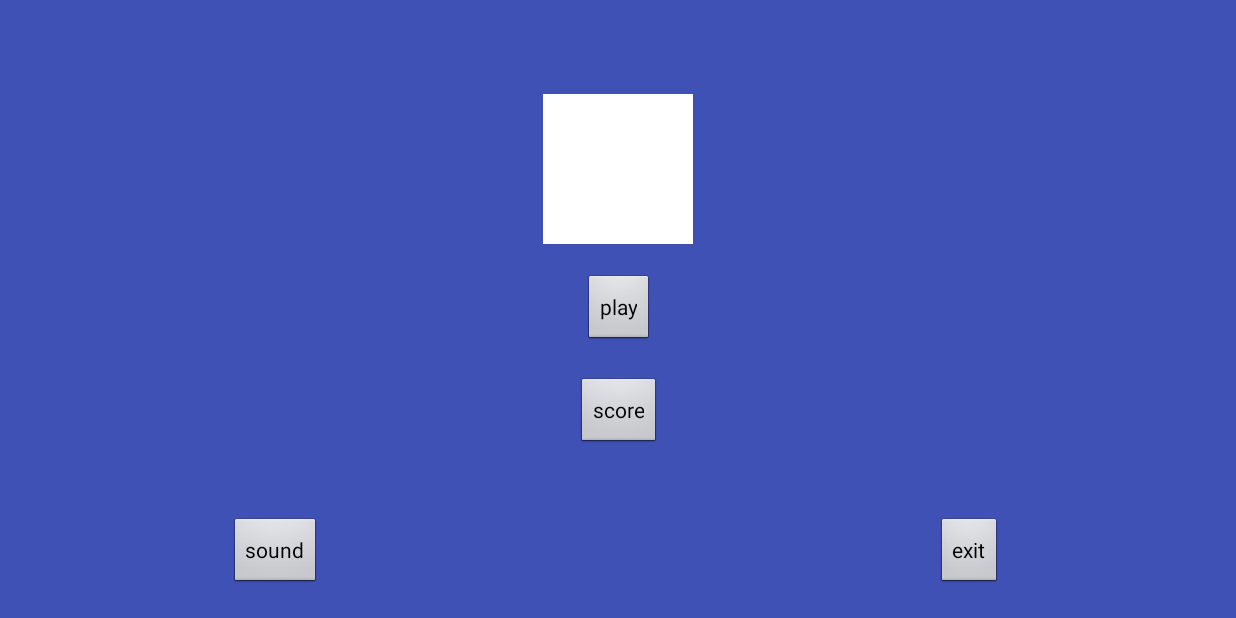
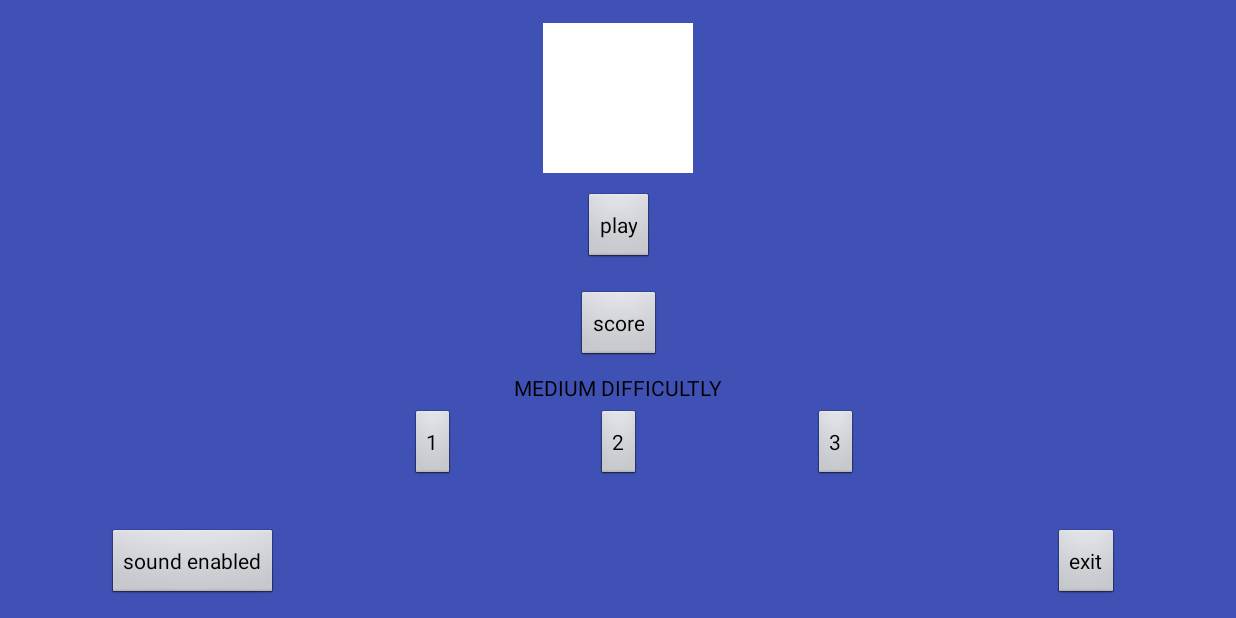
Before and after one commit to EvgenyVasin/Lizzard_v_pidzhake, an Android app: the screen it shows after launch (myMainActivity), on a phone screen of 824 x 412 dp (held sideways). Run offline under Robolectric (Android 15) with nearby library versions, the phone set to English and light mode, and no system bars.

Commit message:
add difficultly levels and view for highscores

```diff
--- a/app/src/main/java/com/example/android/lizzard_v_pidzhake/SnakeEngine.java
+++ b/app/src/main/java/com/example/android/lizzard_v_pidzhake/SnakeEngine.java
@@ -42,7 +42,7 @@ public class SnakeEngine extends SurfaceView implements Runnable {
     private final int NUM_BLOCKS_WIDE = 40;
     private int numBlocksHigh;
     private long nextFrameTime;
-    private final long FPS = 5;
+    public long fps = myMainActivity.getFps();
     private final long MILLIS_PER_SECOND = 1000;
     private int score;
     private int[] snakeXs;
@@ -235,7 +235,7 @@ public class SnakeEngine extends SurfaceView implements Runnable {
 
     public boolean updateRequired() {
         if (nextFrameTime <= System.currentTimeMillis()) {
-            nextFrameTime = System.currentTimeMillis() + MILLIS_PER_SECOND / FPS;
+            nextFrameTime = System.currentTimeMillis() + MILLIS_PER_SECOND / fps;
             return true;
         }
         return false;
--- a/app/src/main/java/com/example/android/lizzard_v_pidzhake/myMainActivity.java
+++ b/app/src/main/java/com/example/android/lizzard_v_pidzhake/myMainActivity.java
@@ -6,6 +6,7 @@ import android.os.Bundle;
 import android.support.annotation.Nullable;
 import android.view.View;
 import android.widget.Button;
+import android.widget.TextView;
 
 public class myMainActivity extends Activity {
 
@@ -13,9 +14,14 @@ public class myMainActivity extends Activity {
     private Button scoreButton;
     private Button soundButton;
     private Button exitButton;
+    private Button difficulty1;
+    private Button difficulty2;
+    private Button difficulty3;
+
     private SnakeEngine snakeEngine;
     public static boolean soundEnable = true;
 
+    public static long fps = 10;
 
     @Override
     protected void onCreate(@Nullable Bundle savedInstanceState) {
@@ -23,8 +29,12 @@ public class myMainActivity extends Activity {
         setContentView(R.layout.activity_my_main);
 
         playButton = (Button) findViewById(R.id.play_button);
+        scoreButton = (Button) findViewById(R.id.score_button);
         soundButton = (Button) findViewById(R.id.sound_button);
         exitButton = (Button) findViewById(R.id.exit_button);
+        difficulty1 = (Button) findViewById(R.id.difficultly1);
+        difficulty2 = (Button) findViewById(R.id.difficultly2);
+        difficulty3 = (Button) findViewById(R.id.difficultly3);
     }
 
     public void onClickPlay(View view) {
@@ -32,18 +42,37 @@ public class myMainActivity extends Activity {
         startActivity(intent);
     }
 
+    public void onClickScore(View view){
+        Intent intent = new Intent(this, ScoreActivity.class);
+        startActivity(intent);
+    }
+
     public void onClickSound(View view){
-
         if (soundEnable) {
             soundEnable = false;
             soundButton.setText("Sound disabled");
-        }
-
-        if(!soundEnable) {
+        } else {
             soundEnable = true;
             soundButton.setText("Sound enabled");
         }
+    }
 
+    public void onClickDifficultly1(View view){
+        fps = 5;
+        TextView difficultly = (TextView) findViewById(R.id.difficultly);
+        difficultly.setText("LOVER DIFFICULTLY");
+    }
+
+    public void onClickDifficultly2(View view){
+        fps = 10;
+        TextView difficultly = (TextView) findViewById(R.id.difficultly);
+        difficultly.setText("MEDIUM DIFFICULTLY");
+    }
+
+    public void onClickDifficultly3(View view){
+        fps = 15;
+        TextView difficultly = (TextView) findViewById(R.id.difficultly);
+        difficultly.setText("HIGH DIFFICULTLY");
     }
 
     public void onClickExit(View view){
@@ -53,4 +82,9 @@ public class myMainActivity extends Activity {
     public static boolean isSoundEnable(){
         return soundEnable;
     }
+
+    public static long getFps(){
+        return fps;
+    }
+
 }
--- a/app/src/main/res/layout/activity_my_main.xml
+++ b/app/src/main/res/layout/activity_my_main.xml
@@ -25,7 +25,7 @@
         app:layout_constraintEnd_toEndOf="parent"
         app:layout_constraintStart_toStartOf="parent"
         app:layout_constraintTop_toTopOf="parent"
-        app:layout_constraintVertical_bias="0.2" />
+        app:layout_constraintVertical_bias="0.05" />
 
     <Button
         android:id="@+id/play_button"
@@ -36,7 +36,7 @@
         app:layout_constraintEnd_toEndOf="parent"
         app:layout_constraintStart_toStartOf="parent"
         app:layout_constraintTop_toBottomOf="@+id/logo"
-        app:layout_constraintVertical_bias="0.1"
+        app:layout_constraintVertical_bias="0.05"
         android:onClick="onClickPlay" />
 
     <Button
@@ -49,19 +49,72 @@
         app:layout_constraintEnd_toEndOf="parent"
         app:layout_constraintStart_toStartOf="parent"
         app:layout_constraintTop_toBottomOf="@+id/play_button"
-        app:layout_constraintVertical_bias="0.1" />
+        app:layout_constraintVertical_bias="0.05"
+        android:onClick="onClickScore" />
+
+    <TextView
+        android:id="@+id/difficultly"
+        android:layout_width="wrap_content"
+        android:layout_height="wrap_content"
+        android:text="Medium difficultly"
+        android:textAllCaps="true"
+        android:textColor="#000"
+        app:layout_constraintBottom_toBottomOf="@+id/imageView"
+        app:layout_constraintEnd_toEndOf="parent"
+        app:layout_constraintStart_toStartOf="parent"
+        app:layout_constraintTop_toBottomOf="@+id/score_button"
+        app:layout_constraintVertical_bias="0.05" />
+
+    <Button
+        android:id="@+id/difficultly1"
+        android:layout_width="wrap_content"
+        android:layout_height="wrap_content"
+        android:text="1"
+        app:layout_constraintBottom_toBottomOf="@+id/imageView"
+        app:layout_constraintEnd_toEndOf="parent"
+        app:layout_constraintHorizontal_bias="0.344"
+        app:layout_constraintStart_toStartOf="parent"
+        app:layout_constraintTop_toBottomOf="@+id/difficultly"
+        app:layout_constraintVertical_bias="0.05"
+        android:onClick="onClickDifficultly1"/>
+
+    <Button
+        android:id="@+id/difficultly2"
+        android:layout_width="wrap_content"
+        android:layout_height="wrap_content"
+        android:text="2"
+        app:layout_constraintBottom_toBottomOf="parent"
+        app:layout_constraintEnd_toEndOf="parent"
+        app:layout_constraintStart_toStartOf="parent"
+        app:layout_constraintTop_toBottomOf="@+id/difficultly"
+        app:layout_constraintVertical_bias="0.05"
+        android:onClick="onClickDifficultly2"/>
+
+    <Button
+        android:id="@+id/difficultly3"
+        android:layout_width="wrap_content"
+        android:layout_height="wrap_content"
+        android:layout_marginBottom="8dp"
+        android:text="3"
+        app:layout_constraintBottom_toBottomOf="@+id/imageView"
+        app:layout_constraintEnd_toEndOf="parent"
+        app:layout_constraintHorizontal_bias="0.683"
+        app:layout_constraintStart_toStartOf="parent"
+        app:layout_constraintTop_toBottomOf="@+id/difficultly"
+        app:layout_constraintVertical_bias="0.05"
+        android:onClick="onClickDifficultly3"/>
 
     <Button
         android:id="@+id/sound_button"
         android:layout_width="wrap_content"
         android:layout_height="wrap_content"
-        android:text="sound"
+        android:text="sound enabled"
         app:layout_constraintBottom_toBottomOf="@+id/imageView"
         app:layout_constraintEnd_toEndOf="parent"
-        app:layout_constraintHorizontal_bias="0.2"
+        app:layout_constraintHorizontal_bias="0.1"
         app:layout_constraintStart_toStartOf="parent"
         app:layout_constraintTop_toBottomOf="@+id/score_button"
-        app:layout_constraintVertical_bias="0.7"
+        app:layout_constraintVertical_bias="0.9"
         android:onClick="onClickSound"/>
 
     <Button
@@ -71,10 +124,10 @@
         android:text="exit"
         app:layout_constraintBottom_toBottomOf="@+id/imageView"
         app:layout_constraintEnd_toEndOf="parent"
-        app:layout_constraintHorizontal_bias="0.8"
+        app:layout_constraintHorizontal_bias="0.9"
         app:layout_constraintStart_toStartOf="parent"
         app:layout_constraintTop_toBottomOf="@+id/score_button"
-        app:layout_constraintVertical_bias="0.7"
+        app:layout_constraintVertical_bias="0.9"
         android:onClick="onClickExit"/>
 
 </android.support.constraint.ConstraintLayout>
--- a/app/src/main/res/values/styles.xml
+++ b/app/src/main/res/values/styles.xml
@@ -1,7 +1,7 @@
 <resources>
 
     <!-- Base application theme. -->
-    <style name="AppTheme" parent="Theme.AppCompat.Light.DarkActionBar">
+    <style name="AppTheme" parent="android:style/Theme.NoTitleBar.Fullscreen">
         <!-- Customize your theme here. -->
         <item name="colorPrimary">@color/colorPrimary</item>
         <item name="colorPrimaryDark">@color/colorPrimaryDark</item>
```
Also changed, not shown: app/src/main/AndroidManifest.xml (+7 -2 lines), app/src/main/java/com/example/android/lizzard_v_pidzhake/MainActivity.java (+0 -8 lines), app/src/main/java/com/example/android/lizzard_v_pidzhake/ScoreActivity.java (added, +19 -0 lines), app/src/main/res/layout/activity_main.xml (+4 -4 lines), app/src/main/res/layout/activity_score.xml (added, +34 -0 lines).
